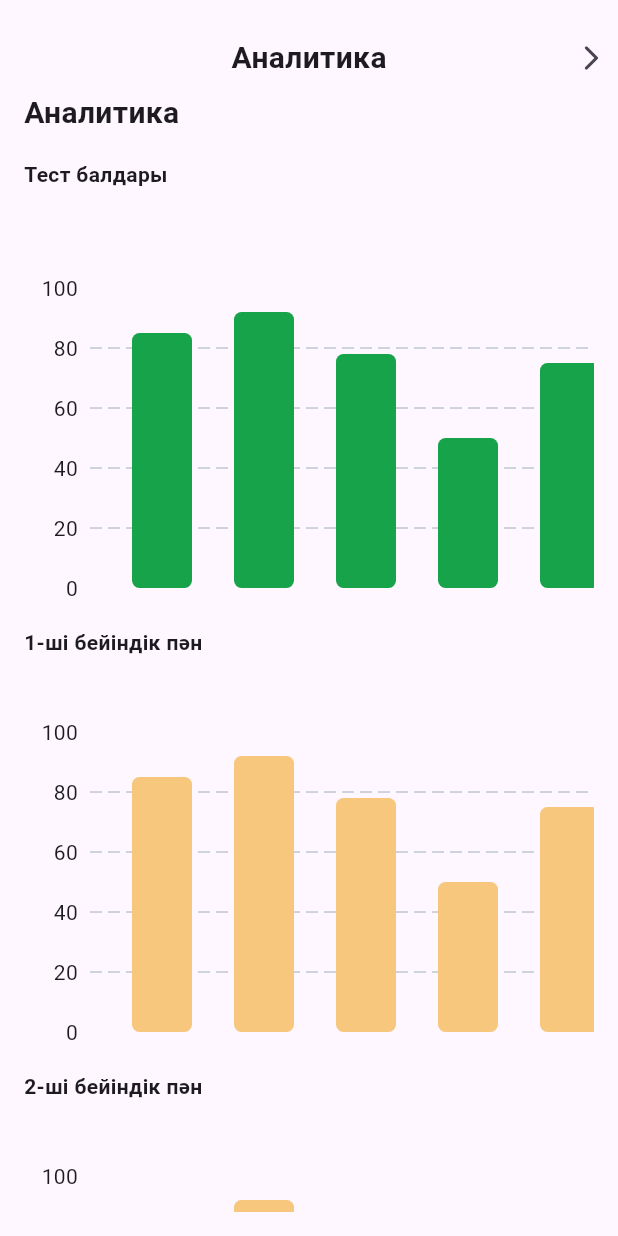
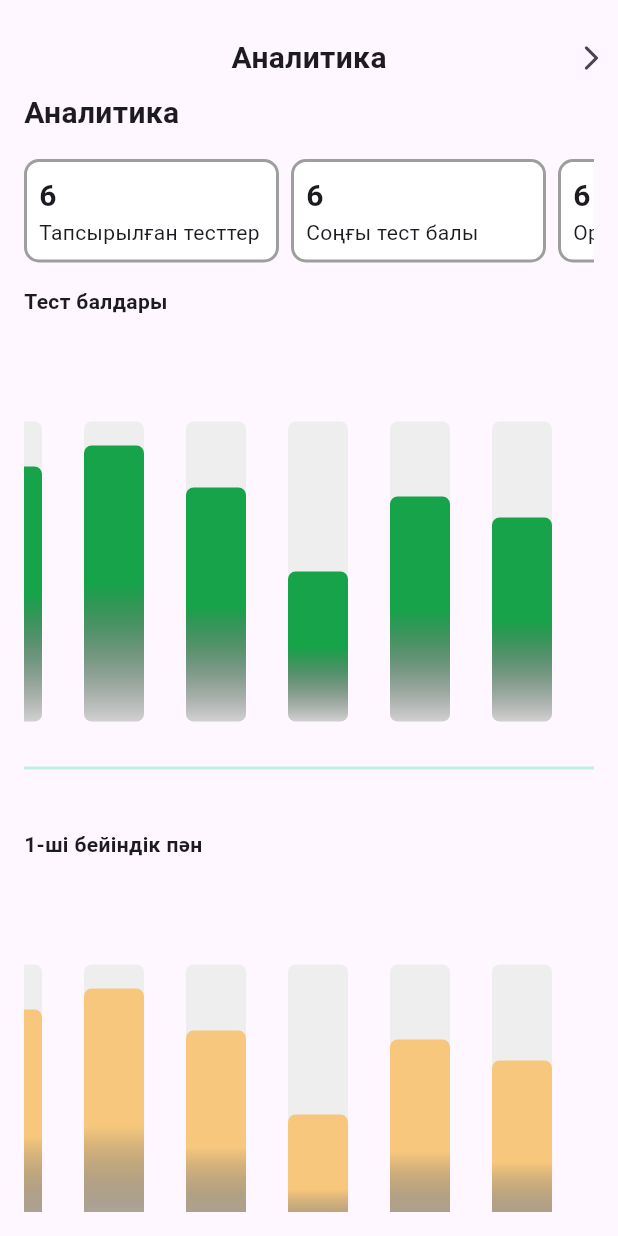
Before and after one commit to CRObite/test_bililm-lab_mobile, a Flutter app: the UserPage screen opened by its route, on a phone screen of 412 x 824 dp. Run offline on Flutter 3.47's test engine with Material 3 defaults, Android fonts, the phone set to English and light mode, and no system bars; our stand-ins replace connectivity_plus, dio, flutter_html, get, quickalert; accounts and stored records are empty; network calls fail.

Commit message:
customize analysis part

```diff
--- a/lib/data/service/test_service.dart
+++ b/lib/data/service/test_service.dart
@@ -26,6 +26,10 @@ class TestService{
     return await TestRepository().getLastEntTest();
   }
 
+  Future<CustomResponse> getAllByUser() async {
+    return await TestRepository().getAllByUser();
+  }
+
   Future<CustomResponse> generateSchoolTest(int schoolClassId) async {
     return await TestRepository().generateSchoolTest(schoolClassId);
   }
--- a/lib/presentation/UserPages/AnalyticPart.dart
+++ b/lib/presentation/UserPages/AnalyticPart.dart
@@ -1,6 +1,7 @@
 import 'package:flutter/material.dart';
 import 'package:test_bilimlab_project/domain/barData.dart';
 import 'package:test_bilimlab_project/presentation/Widgets/CustomBarChart.dart';
+import 'package:test_bilimlab_project/presentation/Widgets/CustomGreyRoundedContainer.dart';
 import 'package:test_bilimlab_project/utils/AppColors.dart';
 import 'package:test_bilimlab_project/utils/AppTexts.dart';
 import 'package:test_bilimlab_project/domain/scoresData.dart';
@@ -35,38 +36,46 @@ class _AnalyticPartState extends State<AnalyticPart> {
             // Text('${AppText.passedTests}:  0'),
             // Text('${AppText.lastPassedTest}:  0'),
             // Text('${AppText.averageScore}:  0'),
+            SingleChildScrollView(
+              scrollDirection: Axis.horizontal,
+              child: Row(
+                mainAxisAlignment: MainAxisAlignment.spaceBetween,
+                children: [
+                  CustomGreyRoundedContainer(title: AppText.passedTests,num: 6,),
+                  const SizedBox(width: 8,),
+                  CustomGreyRoundedContainer(title: AppText.lastPassedTest,num: 6,),
+                  const SizedBox(width: 8,),
+                  CustomGreyRoundedContainer(title: AppText.averageScore,num: 6,),
+                ],
+              ),
+            ),
+            const SizedBox(height: 16,),
 
             Text(AppText.allTestsScores,style: const TextStyle(fontWeight: FontWeight.bold),),
-            const SizedBox(height: 16,),
             CustomBarChart(
                 barColor: AppColors.generalBarChartColor,
                 data:  ScoresData(["01/01/23", "02/01/23", "03/01/23","04/01/23","05/01/23","06/01/23"], [85, 92, 78, 50, 75, 68], 100),
                 type: BarTypeEnum.GENERAL),
-            const SizedBox(height: 16,),
             Text(AppText.firstProfileSubject,style: const TextStyle(fontWeight: FontWeight.bold),),
             CustomBarChart(
                 barColor:  AppColors.firstAndSecondProfileBarChartColor,
                 data:  ScoresData(["01/01/23", "02/01/23", "03/01/23","04/01/23","05/01/23","06/01/23"], [85, 92, 78, 50, 75, 68], 100),
                 type: BarTypeEnum.GENERAL),
-            const SizedBox(height: 16,),
             Text(AppText.secondProfileSubject,style: const TextStyle(fontWeight: FontWeight.bold),),
             CustomBarChart(
                 barColor: AppColors.firstAndSecondProfileBarChartColor,
                 data:  ScoresData(["01/01/23", "02/01/23", "03/01/23","04/01/23","05/01/23","06/01/23"], [85, 92, 78, 50, 75, 68], 100),
                 type: BarTypeEnum.GENERAL),
-            const SizedBox(height: 16,),
             Text(AppText.kazakhHistory,style: const TextStyle(fontWeight: FontWeight.bold),),
             CustomBarChart(
                 barColor: AppColors.kazakhHistoryBarChartColor,
                 data:  ScoresData(["01/01/23", "02/01/23", "03/01/23","04/01/23","05/01/23","06/01/23"], [85, 92, 78, 50, 75, 68], 100),
                 type: BarTypeEnum.GENERAL),
-            const SizedBox(height: 16,),
             Text(AppText.mathematicalLiteracy,style: const TextStyle(fontWeight: FontWeight.bold),),
             CustomBarChart(
                 barColor: AppColors.mathAndReadingLitBarChartColor,
                 data:  ScoresData(["01/01/23", "02/01/23", "03/01/23","04/01/23","05/01/23","06/01/23"], [85, 92, 78, 50, 75, 68], 100),
                 type: BarTypeEnum.GENERAL),
-            const SizedBox(height: 16,),
             Text(AppText.readingLiteracy,style: const TextStyle(fontWeight: FontWeight.bold),),
             CustomBarChart(
                 barColor: AppColors.mathAndReadingLitBarChartColor,
--- a/lib/presentation/Widgets/CustomBarChart.dart
+++ b/lib/presentation/Widgets/CustomBarChart.dart
@@ -1,7 +1,9 @@
 
 import 'package:fl_chart/fl_chart.dart';
 import 'package:flutter/material.dart';
+
 import 'package:test_bilimlab_project/domain/scoresData.dart';
+import 'package:test_bilimlab_project/utils/AppColors.dart';
 
 import '../../utils/barTypeEnum.dart';
 
@@ -20,25 +22,60 @@ class _CustomBarChartState extends State<CustomBarChart> {
 
   late List<String> dates;
   late List<int> scores;
+  final ScrollController _scrollController = ScrollController();
+
+
+
 
   @override
   void initState() {
     dates = widget.data.dates;
     scores  = widget.data.scores;
+
+    WidgetsBinding.instance.addPostFrameCallback((_) {
+      _scrollToBottom();
+    });
+
     super.initState();
   }
+
+  @override
+  void dispose() {
+    _scrollController.dispose();
+    super.dispose();
+  }
+
+  void _scrollToBottom() {
+    _scrollController.animateTo(
+      _scrollController.position.maxScrollExtent,
+      duration: const Duration(milliseconds: 500),
+      curve: Curves.easeOut,
+    );
+  }
+
 
 
 
   @override
   Widget build(BuildContext context) {
 
-    return SingleChildScrollView(
+    return Container(
+      decoration: BoxDecoration(
+        border: Border(
+          bottom: BorderSide(
+            color: AppColors.colorGrayButton,
+            width: 2.0,
+          ),
+        ),
+      ),
+      margin: const EdgeInsets.only(bottom: 40),
+      child: SingleChildScrollView(
+        controller: _scrollController,
         scrollDirection: Axis.horizontal,
         child: Container(
           height: 200,
           width:  dates.length * 80,
-        margin: const EdgeInsets.only(top: 50, bottom: 10),
+          margin: const EdgeInsets.only(top: 70, bottom: 30),
           child: BarChart(
             BarChartData(
               groupsSpace: 4,
@@ -57,15 +94,24 @@ class _CustomBarChartState extends State<CustomBarChart> {
               barTouchData: BarTouchData(
                   touchTooltipData: BarTouchTooltipData(
                       getTooltipItem: (group, groupIndex, rod, rodIndex) {
-                      String date;
-                      date = dates[groupIndex];
+
+                        String info = '${dates[groupIndex]}  \n';
                         return BarTooltipItem(
-                        date,
+                          info,
                           const TextStyle(
                             color: Colors.white,
                             fontWeight: FontWeight.bold,
                             fontSize: 10,
                           ),
+                          children: <TextSpan>[
+                            TextSpan(
+                              text: '${scores[groupIndex]}',
+                              style: const TextStyle(
+                                fontSize: 16,
+                                fontWeight: FontWeight.bold,
+                              ),
+                            ),
+                          ],
                         );
                       },
                   )
@@ -74,7 +120,7 @@ class _CustomBarChartState extends State<CustomBarChart> {
                 show: false,
               ),
               gridData:  const FlGridData(
-              drawHorizontalLine: true,
+                drawHorizontalLine: false,
                 drawVerticalLine: false
               ),
               barGroups: List.generate(
@@ -85,16 +131,30 @@ class _CustomBarChartState extends State<CustomBarChart> {
                     BarChartRodData(
                       borderRadius:const BorderRadius.all(Radius.circular(5)),
                       width: 40,
-                    color: widget.barColor,
+
+                      gradient: LinearGradient(
+                        colors: [widget.barColor, Colors.black12],
+                        stops: const [0.5, 2.0],
+                        begin: Alignment.topCenter,
+                        end: Alignment.bottomCenter,
+                      ),
                       toY: scores[index].toDouble(),
+                      backDrawRodData: BackgroundBarChartRodData(
+                        show: true,
+                        toY: widget.data.maxScore.toDouble(),
+                        color: Colors.grey[200],
+                      )
                     ),
+
                   ],
+
                 ),
               ),
 
             ),
           ),
         ),
+      ),
     );
   }
 }
--- /dev/null
+++ b/lib/presentation/Widgets/CustomGreyRoundedContainer.dart
@@ -0,0 +1,35 @@
+import 'package:flutter/material.dart';
+
+class CustomGreyRoundedContainer extends StatelessWidget {
+  const CustomGreyRoundedContainer({super.key, required this.title, required this.num});
+
+
+  final String title;
+  final int num;
+
+  @override
+  Widget build(BuildContext context) {
+    return Container(
+      width: 170,
+      decoration: BoxDecoration(
+        color: Colors.white,
+        borderRadius: BorderRadius.circular(10.0),
+        border: Border.all(
+          color: Colors.grey,
+          width: 2.0,
+        ),
+      ),
+      child: Padding(
+        padding: const EdgeInsets.all(8.0),
+        child: Column(
+          crossAxisAlignment: CrossAxisAlignment.start,
+          children: [
+            Text(
+              '$num',style: const TextStyle(fontWeight: FontWeight.bold, fontSize: 20),),
+            Text(title),
+          ],
+        ),
+      ),
+    );
+  }
+}
```
Lines whose indentation alone changed are shown as unchanged.
